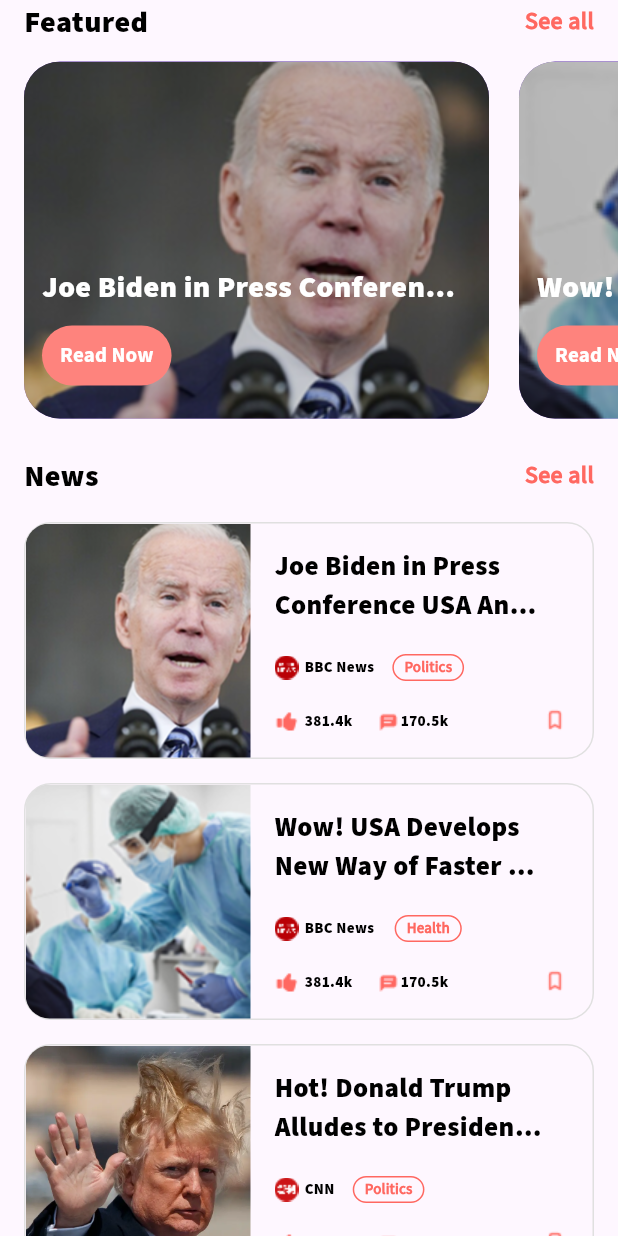
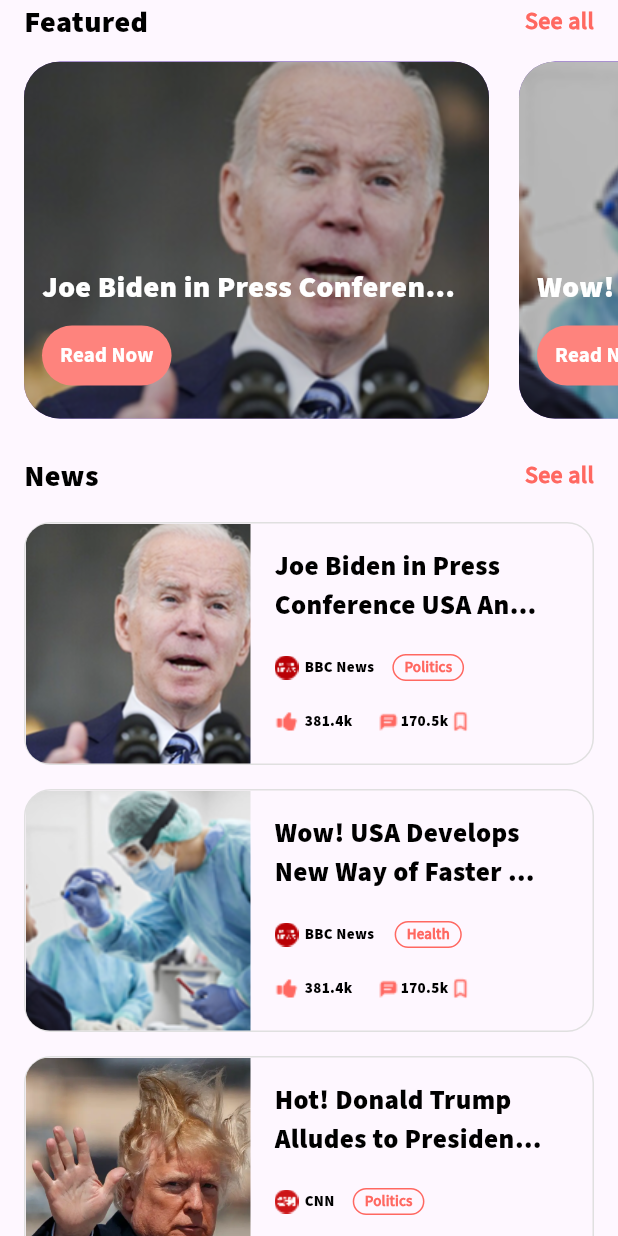
Before and after one commit to PinzaruDaniel/news_app_ebs, a Flutter app: the screen it shows after launch, on a phone screen of 412 x 824 dp. Run offline on Flutter 3.47's test engine with Material 3 defaults, Android fonts, the phone set to English and light mode, and no system bars; drawn by our look-alikes of readmore; our stand-ins replace get.

Commit message:
trebuie sa fac detailsPage, iconita bookmark sa o pun ca expanded, sa fac scroll doar la noutati, fara de dat scroll la pagina

```diff
--- a/lib/pages/home/home_news_list.dart
+++ b/lib/pages/home/home_news_list.dart
@@ -24,12 +24,12 @@ class _HomeNewsListWidgetState extends State<HomeNewsListWidget> {
           child: HeaderTitleWidget(titleKey: 'News', seeAll: () {}),
         ),
         Container(
+          height: 530,
           decoration: BoxDecoration(borderRadius: BorderRadius.circular(24)),
           child: widget.news.isNotEmpty
               ? ListView.builder(
                 padding: EdgeInsets.only(left: 16),
                 shrinkWrap: true,
-                physics: NeverScrollableScrollPhysics(),
                 itemCount: widget.news.length,
                 itemBuilder: (context, index) {
                   var itemNews = widget.news[index];
--- a/lib/pages/home/home_news_list_view_widget.dart
+++ b/lib/pages/home/home_news_list_view_widget.dart
@@ -34,39 +34,13 @@ class _HomeNewsListViewWidgetState extends State<HomeNewsListViewWidget> {
           ),
           /*height: 156,
           width: 358,*/
-          child: Stack(
+          child: Row(
+            crossAxisAlignment: CrossAxisAlignment.start,
             children: [
-              Row(
-                crossAxisAlignment: CrossAxisAlignment.start,
-                children: [
-                  NewsImageSectionWidget(imageUrl: widget.itemNews.imageUrl),
-                  NewsTextSectionWidget(itemNews: widget.itemNews),
-                ],
-              ),
-              Positioned(
-                bottom: 12,
-                right: 12,
-                child: InkWell(
-                  focusColor: Colors.transparent,
-                  splashColor: Colors.transparent,
-                  highlightColor: Colors.transparent,
-                  onTap: () {
-                    setState(() {
-                      isBookmarked = !isBookmarked;
-                    });
-                  },
-                  child: SizedBox(
-                    width: 26,
-                    height: 26,
-                    child: Image.asset(
-                      isBookmarked ? 'assets/icons/bookmark_filles.png' : 'assets/icons/bookmark.png',
-                      width: 16,
-                      height: 16,
-                    ),
-                  ),
-                ),
-              ),
+              NewsImageSectionWidget(imageUrl: widget.itemNews.imageUrl),
+              NewsTextSectionWidget(itemNews: widget.itemNews),
             ],
+
           ),
         ),
       ),
--- a/lib/pages/home/news_image_section_widget.dart
+++ b/lib/pages/home/news_image_section_widget.dart
@@ -9,7 +9,7 @@ class NewsImageSectionWidget extends StatelessWidget {
     return ClipRRect(
       borderRadius: BorderRadius.only(topLeft: Radius.circular(16), bottomLeft: Radius.circular(16)),
       child: Image(
-        height: 156,
+        height: 160,
         width: 150,
         fit: BoxFit.cover,
         image: AssetImage(imageUrl),
--- a/lib/pages/home/news_stats_scetion_widget.dart
+++ b/lib/pages/home/news_stats_scetion_widget.dart
@@ -3,20 +3,42 @@ import 'package:news_app_ebs/view/view_models.dart';
 
 import '../../theme/app_text_style.dart';
 
-class NewsStatsScetionWidget extends StatelessWidget {
-  const NewsStatsScetionWidget({super.key, required this.itemNews});
+class NewsStatsSectionWidget extends StatefulWidget {
+  const NewsStatsSectionWidget({super.key, required this.itemNews});
   final NewsViewModel itemNews;
 
+  @override
+  State<NewsStatsSectionWidget> createState() => _NewsStatsSectionWidgetState();
+}
+
+class _NewsStatsSectionWidgetState extends State<NewsStatsSectionWidget> {
+  bool isBookmarked=false;
   @override
   Widget build(BuildContext context) {
     return Row(
       children: [
         Image(image: AssetImage('assets/icons/like.png'), width: 16, height: 16),
         SizedBox(width: 4),
-        Text(itemNews.likes, style: AppTextStyles.bold.copyWith(fontSize: 10)),
+        Text(widget.itemNews.likes, style: AppTextStyles.bold.copyWith(fontSize: 10)),
         SizedBox(width: 16),
         Image(image: AssetImage('assets/icons/comments.png'), width: 16, height: 16),
-        Text(itemNews.comments, style: AppTextStyles.bold.copyWith(fontSize: 10)),
+        Text(widget.itemNews.comments, style: AppTextStyles.bold.copyWith(fontSize: 10)),
+
+        InkWell(
+          focusColor: Colors.transparent,
+          splashColor: Colors.transparent,
+          highlightColor: Colors.transparent,
+          onTap: () {
+            setState(() {
+              isBookmarked = !isBookmarked;
+            });
+          },
+          child: Image.asset(
+            isBookmarked ? 'assets/icons/bookmark_filles.png' : 'assets/icons/bookmark.png',
+            width: 16,
+            height: 16,
+          ),
+        ),
       ],
     );
   }
--- a/lib/pages/home/news_text_section_widget.dart
+++ b/lib/pages/home/news_text_section_widget.dart
@@ -32,7 +32,7 @@ class NewsTextSectionWidget extends StatelessWidget {
             padding: const EdgeInsets.symmetric(vertical: 4.0),
             child: NewsPublisherRowWidget(newsItem: itemNews,),
           ),
-          NewsStatsScetionWidget(itemNews: itemNews),
+          NewsStatsSectionWidget(itemNews: itemNews),
         ],
       ),
     );
```
